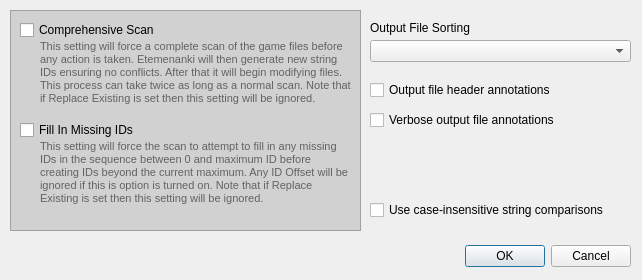
Before: the Qt Designer form Etemenanki/Settings.ui in MjnMixael/Etemenanki, drawn with Qt 5.
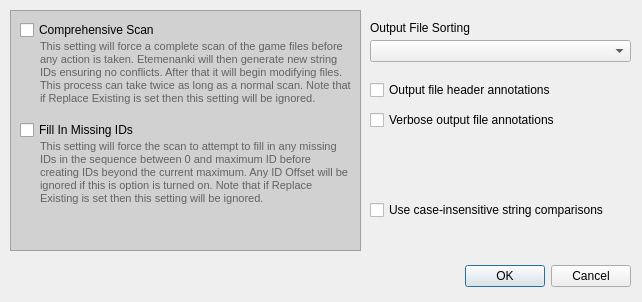
After: the same form once the commit is applied.

Patch:
```diff
--- a/Etemenanki/Settings.ui
+++ b/Etemenanki/Settings.ui
@@ -7,7 +7,7 @@
     <x>0</x>
     <y>0</y>
     <width>642</width>
-    <height>280</height>
+    <height>302</height>
    </rect>
   </property>
   <property name="windowTitle">
@@ -17,7 +17,7 @@
    <property name="geometry">
     <rect>
      <x>10</x>
-     <y>240</y>
+     <y>260</y>
      <width>621</width>
      <height>33</height>
     </rect>
@@ -73,7 +73,7 @@
      <x>10</x>
      <y>10</y>
      <width>351</width>
-     <height>221</height>
+     <height>241</height>
     </rect>
    </property>
    <property name="palette">
@@ -183,7 +183,7 @@
       <x>30</x>
       <y>130</y>
       <width>311</width>
-      <height>81</height>
+      <height>101</height>
      </rect>
     </property>
     <property name="text">
```
